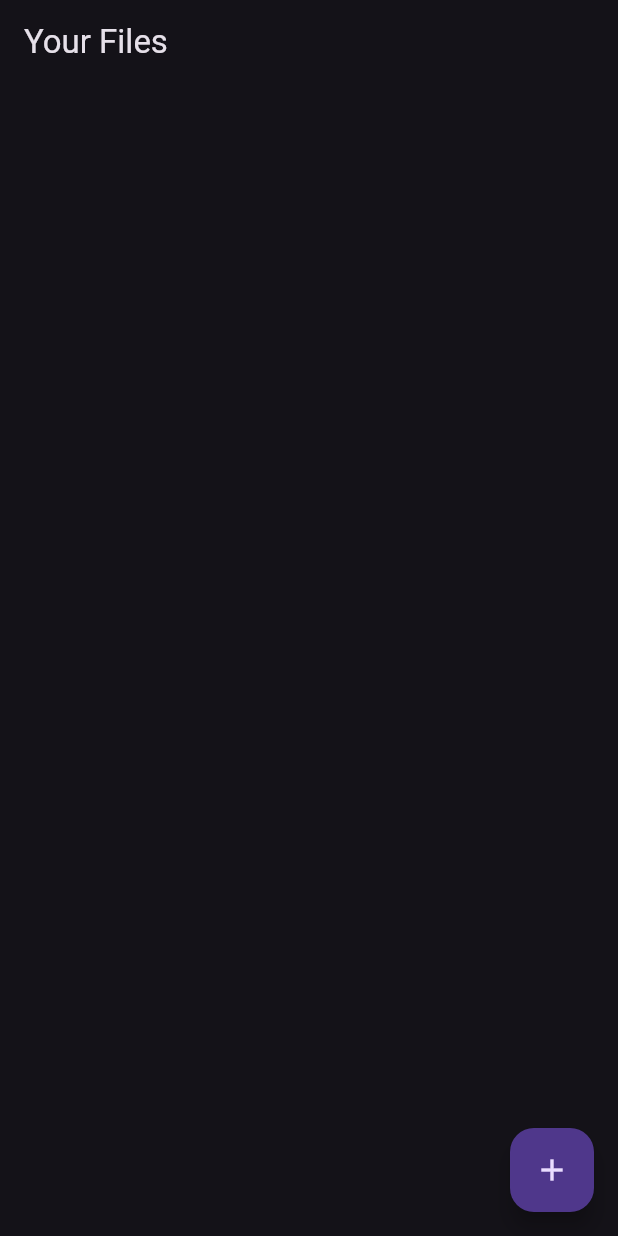
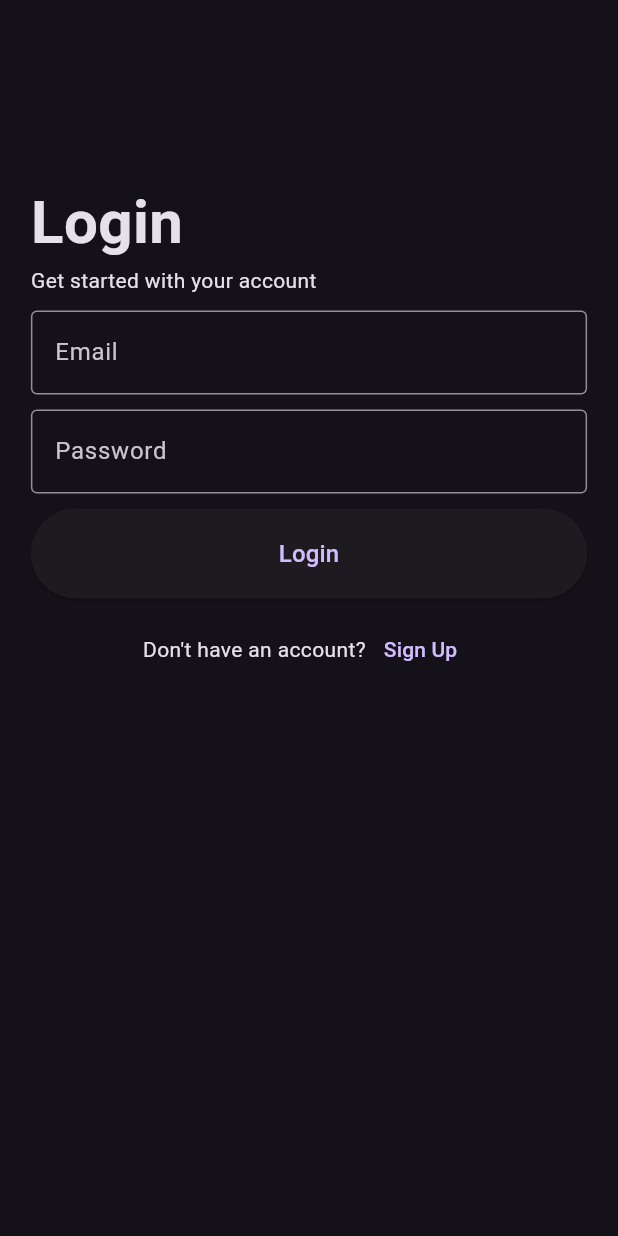
Before and after one commit to Aman-Singh-Rawat/FileStorageApp, a Flutter app: the screen it shows after launch, on a phone screen of 412 x 824 dp. Run offline on Flutter 3.47's test engine with Material 3 defaults, Android fonts, the phone set to English and light mode, and no system bars; our stand-ins replace file_picker, firebase_auth, firebase_core, flutter_dotenv; accounts and stored records are empty.

Commit message:
build screen login or signup

```diff
--- a/lib/main.dart
+++ b/lib/main.dart
@@ -1,4 +1,7 @@
+import 'package:cloudinary_file_upload/services/auth_service.dart';
 import 'package:cloudinary_file_upload/views/home.dart';
+import 'package:cloudinary_file_upload/views/login.dart';
+import 'package:cloudinary_file_upload/views/signup.dart';
 import 'package:cloudinary_file_upload/views/upload_area.dart';
 import 'package:firebase_core/firebase_core.dart';
 import 'package:flutter/material.dart';
@@ -25,9 +28,46 @@ class MyApp extends StatelessWidget {
       title: 'Online Drive',
       theme: ThemeData.dark(),
       routes: {
-        "/": (context) => const HomePage(),
+        "/": (context) => const CheckUser(),
+        "/home": (context) => const HomePage(),
+        "/login": (context) => const LoginPage(),
+        "/signup": (context) => const SignupPage(),
         "/upload": (context) => const UploadArea(),
       },
     );
   }
 }
+
+class CheckUser extends StatefulWidget {
+  const CheckUser({super.key});
+
+  @override
+  State<CheckUser> createState() => _CheckUserState();
+}
+
+class _CheckUserState extends State<CheckUser> {
+
+  @override
+  void initState() {
+    AuthService().isLoggedIn().then(
+            (value) {
+          if (value) {
+            Navigator.pushReplacementNamed(context, "/home");
+          }
+          else {
+            Navigator.pushReplacementNamed(context, "/login");
+          }
+        }
+    );
+    super.initState();
+  }
+
+  @override
+  Widget build(BuildContext context) {
+    return const Scaffold(
+      body: Center(
+        child: CircularProgressIndicator(),
+      ),
+    );
+  }
+}
--- a/lib/views/login.dart
+++ b/lib/views/login.dart
@@ -1 +1,98 @@
 import 'package:flutter/cupertino.dart';
+import 'package:flutter/material.dart';
+
+class LoginPage extends StatefulWidget {
+  const LoginPage({super.key});
+
+  @override
+  State<LoginPage> createState() => _LoginPageState();
+}
+
+class _LoginPageState extends State<LoginPage> {
+  final _formKey = GlobalKey<FormState>();
+  final TextEditingController _emailController = TextEditingController();
+  final TextEditingController _passwordController = TextEditingController();
+
+  @override
+  Widget build(BuildContext context) {
+    return Scaffold(
+      body: Form(
+        key: _formKey,
+        child: Center(
+          child: Column(
+            children: [
+              const SizedBox(height: 120),
+              SizedBox(
+                width: MediaQuery.of(context).size.width * .9,
+                child: Column(
+                  crossAxisAlignment: CrossAxisAlignment.start,
+                  children: [
+                    const Text(
+                      "Login",
+                      style: TextStyle(
+                        fontSize: 40,
+                        fontWeight: FontWeight.w700,
+                      ),
+                    ),
+                    const Text("Get started with your account"),
+                    const SizedBox(height: 10),
+                    SizedBox(
+                      width: MediaQuery.of(context).size.width * .9,
+                      child: TextFormField(
+                        validator: (value) =>
+                            value!.isEmpty ? "Email cannot be empty." : null,
+                        controller: _emailController,
+                        decoration: const InputDecoration(
+                          border: OutlineInputBorder(),
+                          label: Text("Email"),
+                        ),
+                      ),
+                    ),
+                    const SizedBox(height: 10),
+                    SizedBox(
+                      width: MediaQuery.of(context).size.width * .9,
+                      child: TextFormField(
+                        validator: (value) => value!.length < 8
+                            ? "Password should hve atleast 8 characters"
+                            : null,
+                        controller: _passwordController,
+                        obscureText: true,
+                        decoration: const InputDecoration(
+                          border: OutlineInputBorder(),
+                          label: Text("Password"),
+                        ),
+                      ),
+                    ),
+                    const SizedBox(height: 10),
+                    SizedBox(
+                      height: 60,
+                      width: MediaQuery.of(context).size.width * .9,
+                      child: ElevatedButton(
+                        onPressed: () {},
+                        child: const Text(
+                          "Login",
+                          style: TextStyle(fontSize: 16),
+                        ),
+                      ),
+                    ),
+                    const SizedBox(height: 10),
+                    Row(
+                      mainAxisAlignment: MainAxisAlignment.center,
+                      children: [
+                        const Text("Don't have an account?"),
+                        TextButton(
+                          onPressed: () {},
+                          child: const Text("Sign Up"),
+                        )
+                      ],
+                    )
+                  ],
+                ),
+              ),
+            ],
+          ),
+        ),
+      ),
+    );
+  }
+}
```
Also changed, not shown: lib/views/signup.dart (+98 -0 lines).
